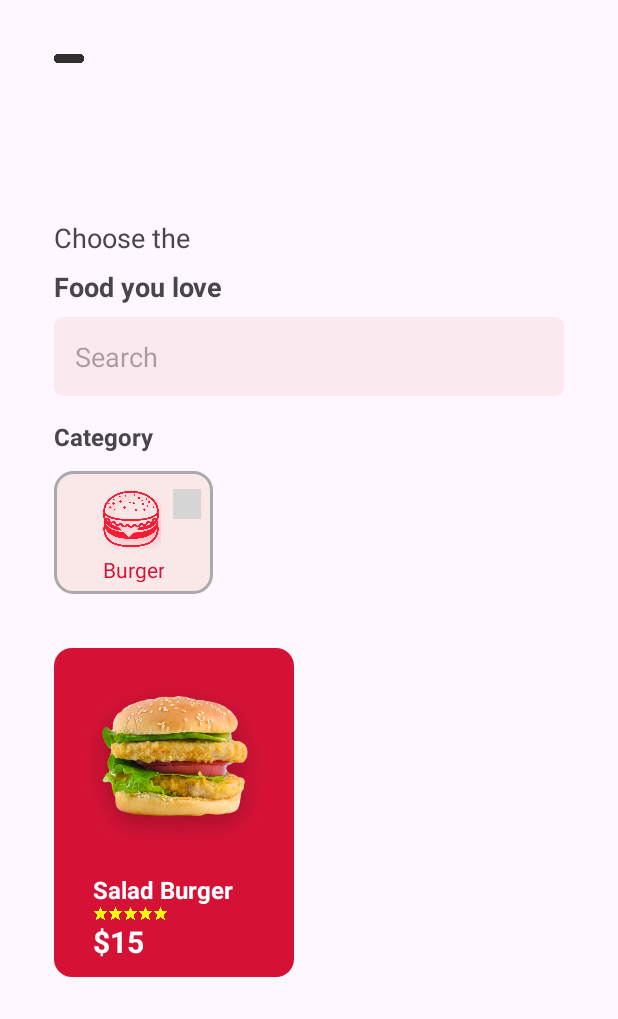
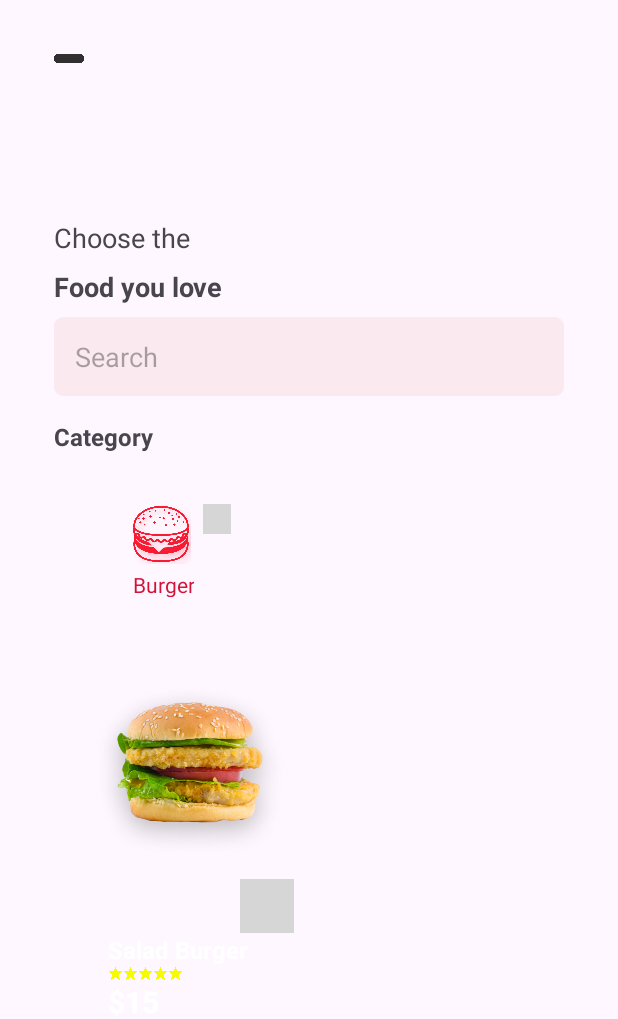
Before and after one commit to Argen0251/recy_f, an Android app: the layout activity_food.xml on its own in the app's theme, with its tools: preview values and no code run, on a phone screen of 412 x 824 dp. Shown: the top 1019 px of the screen. Run offline under Robolectric (Android 15) with nearby library versions, the phone set to English and light mode, and no system bars; grey boxes are pictures that could not be loaded.

Commit message:
add commit

```diff
--- a/app/src/main/res/drawable/ramk.xml
+++ b/app/src/main/res/drawable/ramk.xml
@@ -6,4 +6,5 @@
         android:width="2dp"
         android:color="@android:color/darker_gray" />
     <corners android:radius="12dp" />
+
 </shape>
--- a/app/src/main/res/layout/activity_food.xml
+++ b/app/src/main/res/layout/activity_food.xml
@@ -75,6 +75,7 @@
         android:layout_width="wrap_content"
         android:layout_height="82dp"
         android:layout_marginBottom="16dp"
+        android:layout_margin="10dp"
         android:orientation="horizontal"
         tools:listitem="@layout/item_catagory" />
 
--- a/app/src/main/res/layout/item_catagory.xml
+++ b/app/src/main/res/layout/item_catagory.xml
@@ -1,8 +1,10 @@
 <?xml version="1.0" encoding="utf-8"?>
 <androidx.constraintlayout.widget.ConstraintLayout xmlns:android="http://schemas.android.com/apk/res/android"
     android:layout_width="wrap_content"
+    android:id="@+id/categoryC"
         android:layout_height="wrap_content"
-    xmlns:app="http://schemas.android.com/apk/res-auto">
+    xmlns:app="http://schemas.android.com/apk/res-auto"
+    android:layout_marginStart="10dp">
     <LinearLayout
         android:layout_width="106dp"
         android:layout_height="82dp"
@@ -12,7 +14,6 @@
         app:layout_constraintBottom_toBottomOf="parent"
         android:padding="8dp"
         android:layout_marginStart="20dp"
-        android:background="@drawable/ramk"
         android:gravity="center">
 
         <LinearLayout
--- a/app/src/main/res/layout/item_food.xml
+++ b/app/src/main/res/layout/item_food.xml
@@ -3,18 +3,17 @@
     xmlns:app="http://schemas.android.com/apk/res-auto"
     android:layout_width="wrap_content"
     android:layout_height="wrap_content"
+    android:layout_marginStart="10dp"
+    android:id="@+id/foodd"
     android:orientation="horizontal">
     <LinearLayout
-        android:layout_width="160dp"
+        android:layout_width="wrap_content"
         android:layout_height="wrap_content"
         android:orientation="vertical"
         app:layout_constraintStart_toStartOf="parent"
         app:layout_constraintBottom_toBottomOf="parent"
-        android:layout_marginBottom="50dp"
-        android:background="@drawable/ramk_burg"
         android:layout_marginStart="20dp"
         android:padding="10dp">
-
 
         <ImageView
             android:id="@+id/foodImage"
@@ -22,6 +21,12 @@
             android:layout_height="140dp"
             android:src="@drawable/ic_bigburger" />
 
+        <ImageView
+            android:id="@+id/delet"
+            android:layout_width="36dp"
+            android:layout_height="36dp"
+            android:src="@drawable/ic_dele"
+            android:layout_marginStart="104dp"/>
         <LinearLayout
             android:layout_width="wrap_content"
             android:layout_height="wrap_content"
--- a/app/src/main/res/values/colors.xml
+++ b/app/src/main/res/values/colors.xml
@@ -7,5 +7,6 @@
     <color name="light_grey">#FAE8E8</color>
     <color name="fark_grey">#312F2F</color>
     <color name="gold">#ffd700</color>
+    <color name="redd">#EB7987</color>
 
 </resources>
```
Also changed, not shown: app/src/main/java/com/example/recy_f/CategoryAdapter.java (+41 -4 lines), app/src/main/java/com/example/recy_f/FoodActivity.java (+21 -0 lines), app/src/main/java/com/example/recy_f/FoodAdapter.java (+42 -4 lines).
